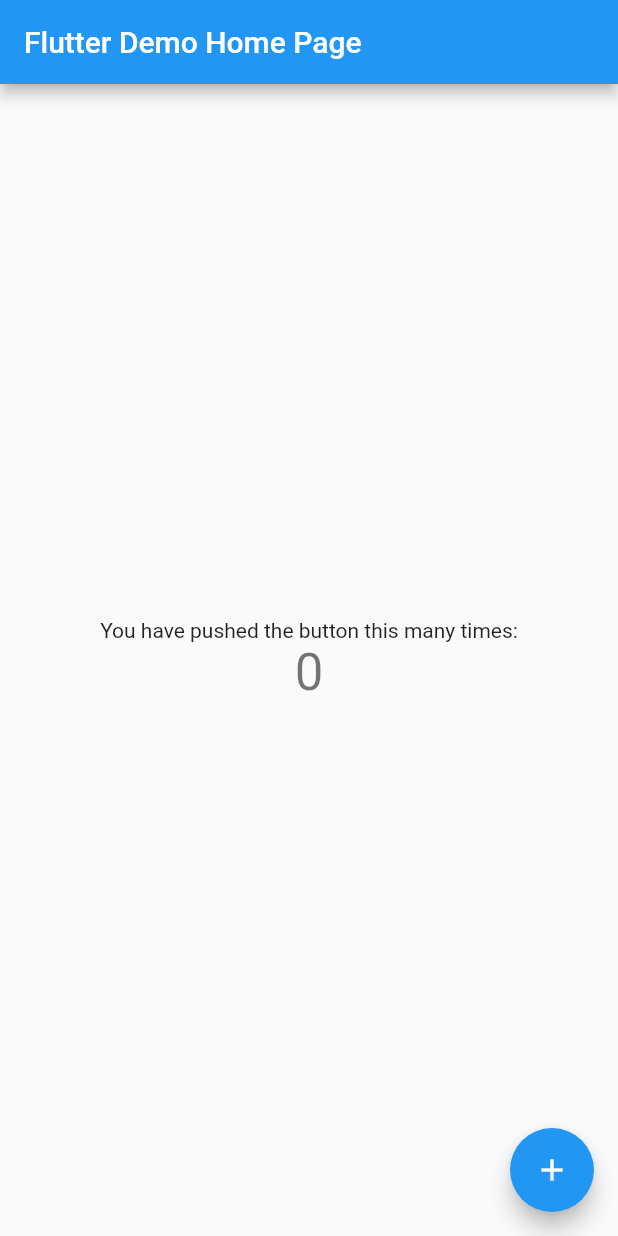
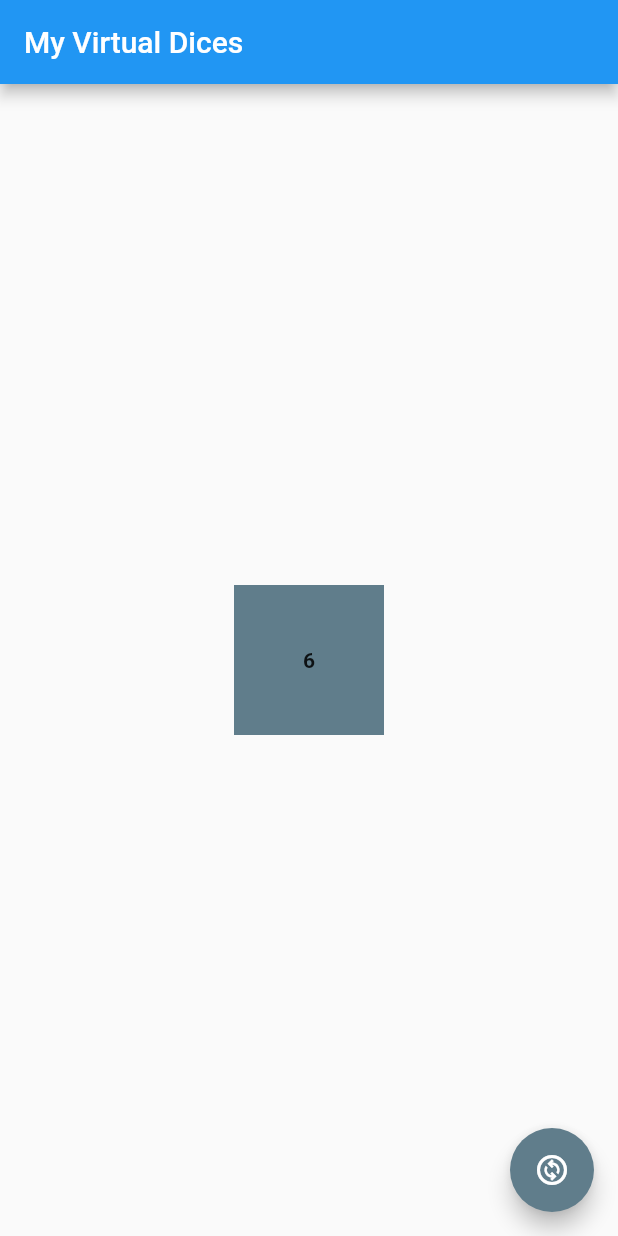
Before and after one commit to Viincii/My-virtual-dices, a Flutter app: the screen it shows after launch, on a phone screen of 412 x 824 dp. Run offline on Flutter 3.47's test engine with Material 2 defaults, Android fonts, the light colour scheme and no system bars; our stand-ins replace rxdart.

Commit message:
Starting with a small D6

```diff
--- /dev/null
+++ b/lib/blocs/bloc.dart
@@ -0,0 +1,3 @@
+abstract class Bloc{
+  dispose();
+}
--- /dev/null
+++ b/lib/blocs/bloc_dice.dart
@@ -0,0 +1,26 @@
+
+import 'dart:math';
+
+import 'package:my_virtual_dices/blocs/bloc.dart';
+import 'package:rxdart/rxdart.dart';
+
+class BlocDice extends Bloc {
+  final _streamController = BehaviorSubject<int>();
+
+  Stream<int> get stream => _streamController.stream;
+
+  Sink<int> get sink => _streamController.sink;
+  final int? numberOfFaces;
+
+  BlocDice({this.numberOfFaces}) {
+    sink.add(6);
+  }
+
+  rollDice() async{
+    int diceNumber = 1 +  Random().nextInt(numberOfFaces!);
+    sink.add(diceNumber);
+  }
+
+  @override
+  dispose() => _streamController.close();
+}
--- a/lib/main.dart
+++ b/lib/main.dart
@@ -1,4 +1,5 @@
 import 'package:flutter/material.dart';
+import 'package:my_virtual_dices/ui/screens/home_screen.dart';
 
 void main() {
   runApp(const MyApp());
@@ -11,7 +12,7 @@
   @override
   Widget build(BuildContext context) {
     return MaterialApp(
-      title: 'Flutter Demo',
+      title: 'My Virtual Dices',
       theme: ThemeData(
         // This is the theme of your application.
         //
@@ -24,92 +25,7 @@
         // is not restarted.
         primarySwatch: Colors.blue,
       ),
-      home: const MyHomePage(title: 'Flutter Demo Home Page'),
+      home: const HomeScreen(),
     );
   }
 }
-
-class MyHomePage extends StatefulWidget {
-  const MyHomePage({Key? key, required this.title}) : super(key: key);
-
-  // This widget is the home page of your application. It is stateful, meaning
-  // that it has a State object (defined below) that contains fields that affect
-  // how it looks.
-
-  // This class is the configuration for the state. It holds the values (in this
-  // case the title) provided by the parent (in this case the App widget) and
-  // used by the build method of the State. Fields in a Widget subclass are
-  // always marked "final".
-
-  final String title;
-
-  @override
-  State<MyHomePage> createState() => _MyHomePageState();
-}
-
-class _MyHomePageState extends State<MyHomePage> {
-  int _counter = 0;
-
-  void _incrementCounter() {
-    setState(() {
-      // This call to setState tells the Flutter framework that something has
-      // changed in this State, which causes it to rerun the build method below
-      // so that the display can reflect the updated values. If we changed
-      // _counter without calling setState(), then the build method would not be
-      // called again, and so nothing would appear to happen.
-      _counter++;
-    });
-  }
-
-  @override
-  Widget build(BuildContext context) {
-    // This method is rerun every time setState is called, for instance as done
-    // by the _incrementCounter method above.
-    //
-    // The Flutter framework has been optimized to make rerunning build methods
-    // fast, so that you can just rebuild anything that needs updating rather
-    // than having to individually change instances of widgets.
-    return Scaffold(
-      appBar: AppBar(
-        // Here we take the value from the MyHomePage object that was created by
-        // the App.build method, and use it to set our appbar title.
-        title: Text(widget.title),
-      ),
-      body: Center(
-        // Center is a layout widget. It takes a single child and positions it
-        // in the middle of the parent.
-        child: Column(
-          // Column is also a layout widget. It takes a list of children and
-          // arranges them vertically. By default, it sizes itself to fit its
-          // children horizontally, and tries to be as tall as its parent.
-          //
-          // Invoke "debug painting" (press "p" in the console, choose the
-          // "Toggle Debug Paint" action from the Flutter Inspector in Android
-          // Studio, or the "Toggle Debug Paint" command in Visual Studio Code)
-          // to see the wireframe for each widget.
-          //
-          // Column has various properties to control how it sizes itself and
-          // how it positions its children. Here we use mainAxisAlignment to
-          // center the children vertically; the main axis here is the vertical
-          // axis because Columns are vertical (the cross axis would be
-          // horizontal).
-          mainAxisAlignment: MainAxisAlignment.center,
-          children: <Widget>[
-            const Text(
-              'You have pushed the button this many times:',
-            ),
-            Text(
-              '$_counter',
-              style: Theme.of(context).textTheme.headline4,
-            ),
-          ],
-        ),
-      ),
-      floatingActionButton: FloatingActionButton(
-        onPressed: _incrementCounter,
-        tooltip: 'Increment',
-        child: const Icon(Icons.add),
-      ), // This trailing comma makes auto-formatting nicer for build methods.
-    );
-  }
-}
--- /dev/null
+++ b/lib/ui/screens/home_screen.dart
@@ -0,0 +1,45 @@
+
+import 'package:flutter/material.dart';
+import 'package:my_virtual_dices/blocs/bloc_dice.dart';
+import 'package:my_virtual_dices/ui/tiles/dice_tile.dart';
+
+class HomeScreen extends StatelessWidget {
+  const HomeScreen({Key? key}) : super(key: key);
+
+  @override
+  Widget build(BuildContext context) {
+    int numberOfFaces = 6;
+    BlocDice blocDice = BlocDice(numberOfFaces: numberOfFaces);
+
+    return Scaffold(
+      appBar: AppBar(
+        title: const Text('My Virtual Dices'),
+      ),
+      body: StreamBuilder<int>(
+        stream: blocDice.stream,
+        builder: (context, snapshot) {
+          if (!snapshot.hasData) {
+            return const Center(
+              child: CircularProgressIndicator(),
+            );
+          }
+          return Center(
+            child: Column(
+              mainAxisAlignment: MainAxisAlignment.center,
+              children: <Widget>[
+                DiceTile(diceNumber: snapshot.data!, numberOfFaces: numberOfFaces)
+              ],
+            ),
+          );
+        }
+      ),
+      floatingActionButton: FloatingActionButton(
+        onPressed: () {
+          blocDice.rollDice();
+        },
+        child: const Icon(Icons.change_circle_outlined),
+        backgroundColor: Colors.blueGrey,
+      ),
+    );
+  }
+}
--- /dev/null
+++ b/lib/ui/tiles/dice_tile.dart
@@ -0,0 +1,28 @@
+
+import 'package:flutter/material.dart';
+
+class DiceTile extends StatelessWidget {
+  final int diceNumber;
+  final int numberOfFaces;
+
+  const DiceTile({Key? key, required this.diceNumber, required this.numberOfFaces})
+      : super(key: key);
+
+  @override
+  Widget build(BuildContext context) {
+    return Container(
+      width: 100,
+      height: 100,
+      decoration: const BoxDecoration(
+        color: Colors.blueGrey,
+      ),
+      child: Center(
+        child: Text(
+          diceNumber.toString(),
+          style: const TextStyle(
+            fontWeight: FontWeight.bold,
+          ),),
+      ),
+    );
+  }
+}
--- a/pubspec.yaml
+++ b/pubspec.yaml
@@ -29,6 +29,7 @@
 dependencies:
   flutter:
     sdk: flutter
+  rxdart: ^0.27.3
 
 
   # The following adds the Cupertino Icons font to your application.
```
Also changed, not shown: pubspec.lock, 1 other file.
